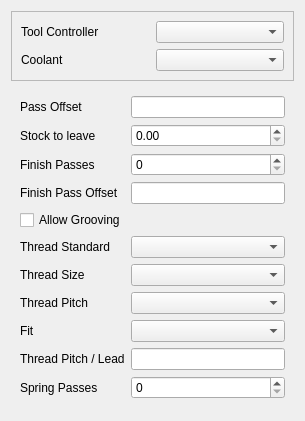
dubstar-04/TurningAddon, file Gui/Resources/panels/PageOpTurnBaseEdit.ui: the form before one commit.
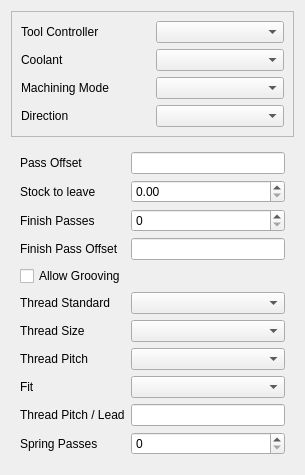
The form after the commit. Custom widgets are drawn as their Qt base class.

Commit message:
Add machining mode and direction to Rough and Profile
Rough and Profile gain External/Internal Mode and -Z/+Z/Radial Direction properties with matching panel combos. Internal mode selects one coaxial internal contour from the containment, requires an Internal tool and skips the external clearance preview. Rough labels the pass offset by direction.

Patch:
```diff
--- a/Gui/Resources/panels/PageOpTurnBaseEdit.ui
+++ b/Gui/Resources/panels/PageOpTurnBaseEdit.ui
@@ -253,6 +253,40 @@
         </property>
        </widget>
       </item>
+      <item row="2" column="0">
+       <widget class="QLabel" name="modeLabel">
+        <property name="text">
+         <string>Machining Mode</string>
+        </property>
+        <property name="visible">
+         <bool>false</bool>
+        </property>
+       </widget>
+      </item>
+      <item row="2" column="1">
+       <widget class="QComboBox" name="mode">
+        <property name="visible">
+         <bool>false</bool>
+        </property>
+       </widget>
+      </item>
+      <item row="3" column="0">
+       <widget class="QLabel" name="directionLabel">
+        <property name="text">
+         <string>Direction</string>
+        </property>
+        <property name="visible">
+         <bool>false</bool>
+        </property>
+       </widget>
+      </item>
+      <item row="3" column="1">
+       <widget class="QComboBox" name="direction">
+        <property name="visible">
+         <bool>false</bool>
+        </property>
+       </widget>
+      </item>
       <item row="1" column="0">
        <widget class="QLabel" name="label_9">
         <property name="text">
```
The commit also changes 6 other files.
